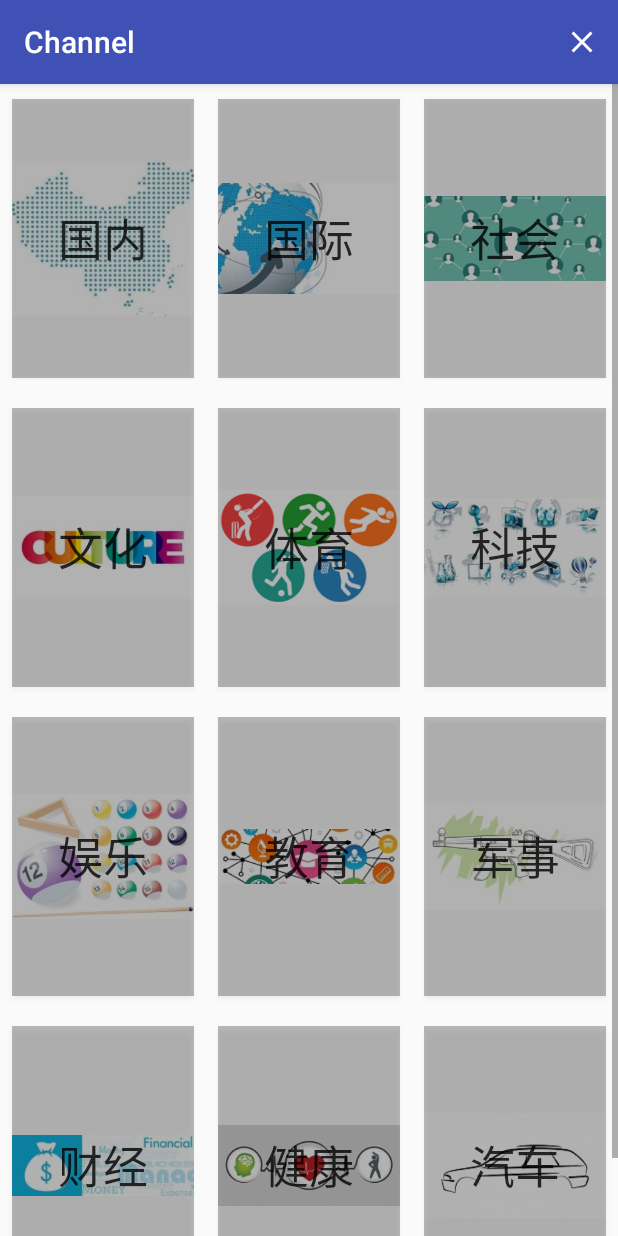
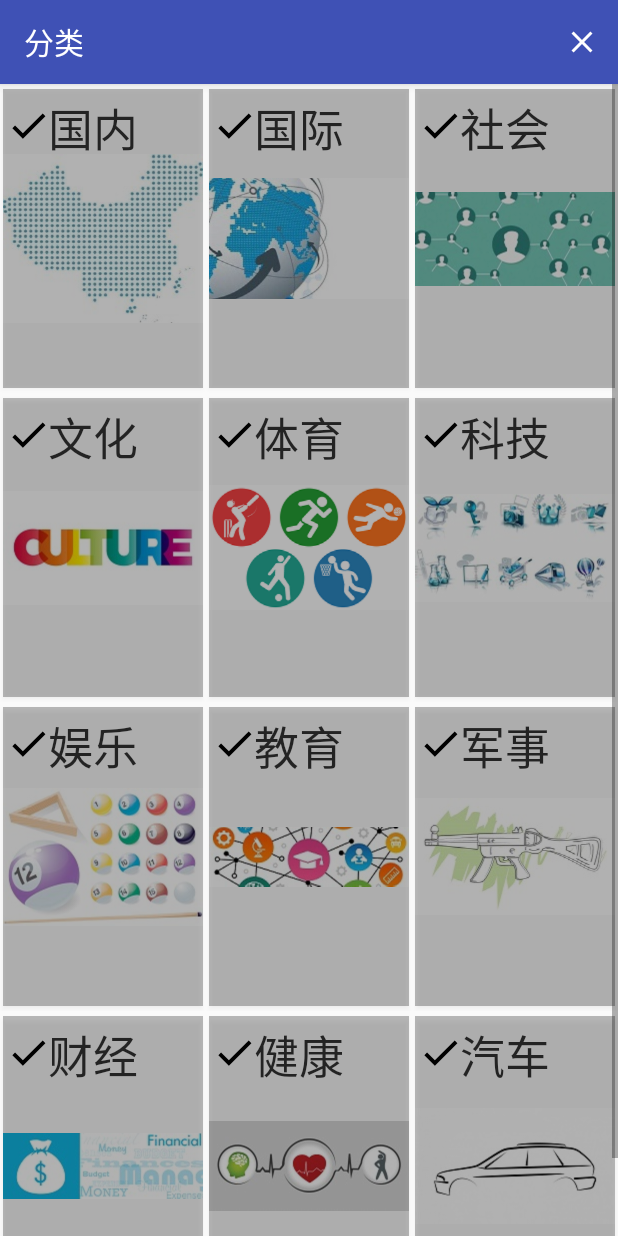
Before and after one commit to twd2/newsapp, an Android app: the CategoryActivity screen opened directly, with no data from a screen before it, on a phone screen of 412 x 824 dp. Run offline under Robolectric (Android 15) with nearby library versions, the phone set to English and light mode, and no system bars; network calls fail.

Commit message:
fix the bug of rotating screen

```diff
--- a/NewsApp/app/src/main/AndroidManifest.xml
+++ b/NewsApp/app/src/main/AndroidManifest.xml
@@ -43,7 +43,7 @@
             android:label="@string/title_activity_settings"></activity>
         <activity
             android:name=".CategoryActivity"
-            android:label="Channel"
+            android:label="分类"
              ></activity>
     </application>
 
--- a/NewsApp/app/src/main/java/com/java/a35/newsapp/CategoryActivity.java
+++ b/NewsApp/app/src/main/java/com/java/a35/newsapp/CategoryActivity.java
@@ -5,6 +5,7 @@ import android.os.Bundle;
 import java.util.*;
 
 import android.support.v4.content.res.ResourcesCompat;
+import android.util.Log;
 import android.view.KeyEvent;
 import android.view.Menu;
 import android.view.MenuItem;
@@ -17,6 +18,7 @@ import android.widget.TableLayout;
 import android.widget.TableRow;
 import android.util.DisplayMetrics;
 import android.view.ViewGroup.LayoutParams;
+import android.content.res.Configuration;
 
 
 /**
@@ -24,6 +26,7 @@ import android.view.ViewGroup.LayoutParams;
  */
 
 public class CategoryActivity extends AppCompatActivity {
+    RelativeLayout[] categories;
     @Override
     public void onCreate(Bundle savedInstanceState) {
         super.onCreate(savedInstanceState);
@@ -32,12 +35,19 @@ public class CategoryActivity extends AppCompatActivity {
         TableLayout categoryTableLayout = (TableLayout) findViewById(R.id.categoryTableLayout);
         int childCount = categoryTableLayout.getChildCount();
         int rowChildCount = ((TableRow)categoryTableLayout.getChildAt(0)).getChildCount();
+        categories = new RelativeLayout[childCount * rowChildCount];
 
 
         DisplayMetrics metrics = new DisplayMetrics();
         getWindowManager().getDefaultDisplay().getMetrics(metrics);
         int height = metrics.widthPixels;
         int width = metrics.heightPixels;
+        if(height > width)   //swap
+        {
+            int tmp = height;
+            height = width;
+            width = tmp;
+        }
         height = height * 2 / childCount;
         width /= rowChildCount;
 
@@ -51,6 +61,7 @@ public class CategoryActivity extends AppCompatActivity {
             RelativeLayout categoryItem = (RelativeLayout)((TableRow)categoryTableLayout
                     .getChildAt(counter / rowChildCount))
                     .getChildAt(counter % rowChildCount);
+            categories[counter] = categoryItem;
             LayoutParams params = categoryItem.getLayoutParams();
             params.height = height;
             params.width = width;
@@ -58,6 +69,7 @@ public class CategoryActivity extends AppCompatActivity {
 
             // get the button and set its color
             final Button button = (Button)categoryItem.getChildAt(1);
+            final ImageView flag = (ImageView)categoryItem.getChildAt(2);
             button.setText(entry.getKey().getName());
 
             // TODO (wuhaozhe): add shadow to button
@@ -69,11 +81,13 @@ public class CategoryActivity extends AppCompatActivity {
                         R.color.categoryEnabledColor, getTheme()));
                 button.setTextColor(ResourcesCompat.getColor(getResources(),
                         R.color.categoryEnabledTextColor, getTheme()));
+                flag.setVisibility(View.VISIBLE);
             } else {
                 button.setBackgroundColor(ResourcesCompat.getColor(getResources(),
                         R.color.categoryDisabledColor, getTheme()));
                 button.setTextColor(ResourcesCompat.getColor(getResources(),
                         R.color.categoryDisabledTextColor, getTheme()));
+                flag.setVisibility(View.INVISIBLE);
             }
 
             // set the click listener of button
@@ -86,11 +100,13 @@ public class CategoryActivity extends AppCompatActivity {
                                 R.color.categoryEnabledColor, getTheme()));
                         button.setTextColor(ResourcesCompat.getColor(getResources(),
                                 R.color.categoryEnabledTextColor, getTheme()));
+                        flag.setVisibility(View.VISIBLE);
                     } else {
                         button.setBackgroundColor(ResourcesCompat.getColor(getResources(),
                                 R.color.categoryDisabledColor, getTheme()));
                         button.setTextColor(ResourcesCompat.getColor(getResources(),
                                 R.color.categoryDisabledTextColor, getTheme()));
+                        flag.setVisibility(View.INVISIBLE);
                     }
                 }
             });
@@ -129,4 +145,5 @@ public class CategoryActivity extends AppCompatActivity {
         getMenuInflater().inflate(R.menu.menu_category, menu);
         return true;
     }
+
 }
--- /dev/null
+++ b/NewsApp/app/src/main/res/drawable/ic_check_black_24dp.xml
@@ -0,0 +1,9 @@
+<vector xmlns:android="http://schemas.android.com/apk/res/android"
+        android:width="24dp"
+        android:height="24dp"
+        android:viewportWidth="24.0"
+        android:viewportHeight="24.0">
+    <path
+        android:fillColor="#FF000000"
+        android:pathData="M9,16.17L4.83,12l-1.42,1.41L9,19 21,7l-1.41,-1.41z"/>
+</vector>
--- a/NewsApp/app/src/main/res/layout/category_item.xml
+++ b/NewsApp/app/src/main/res/layout/category_item.xml
@@ -1,6 +1,7 @@
 <?xml version="1.0" encoding="utf-8"?>
 <RelativeLayout
     xmlns:android="http://schemas.android.com/apk/res/android"
+    xmlns:app="http://schemas.android.com/apk/res-auto"
     android:layout_width="match_parent"
     android:layout_height="wrap_content"
     >
@@ -26,9 +27,22 @@
         android:layout_marginRight="@dimen/category_right_margin"
         android:layout_marginTop="@dimen/category_upper_margin"
         android:layout_marginBottom="@dimen/category_upper_margin"
-        android:text=""
+        android:text="国际"
         android:textSize="30dp"
         android:textColor="#cc000000"
+        android:gravity="top|left"
+        android:paddingTop="3dp"
+        android:paddingLeft="30dp"
         />
+    <ImageView
+        android:layout_width="30dp"
+        android:layout_height="30dp"
+        app:srcCompat="@drawable/ic_check_black_24dp"
+        android:elevation="10dp"
+        android:layout_alignTop="@+id/categoryImage"
+        android:layout_alignLeft="@+id/categoryImage"
+        android:layout_alignStart="@+id/categoryImage"
+        android:layout_marginTop="9dp"
+        android:layout_marginLeft="2dp"/>
 
 </RelativeLayout>
--- a/NewsApp/app/src/main/res/values/dimens.xml
+++ b/NewsApp/app/src/main/res/values/dimens.xml
@@ -6,7 +6,7 @@
     <dimen name="text_margin">16dp</dimen>
     <dimen name="category_height">35dp</dimen>
     <dimen name="category_item_height">100dp</dimen>
-    <dimen name="category_right_margin">8dp</dimen>
-    <dimen name="category_upper_margin">10dp</dimen>
+    <dimen name="category_right_margin">2dp</dimen>
+    <dimen name="category_upper_margin">3dp</dimen>
     <dimen name="tab_width">60dp</dimen>
 </resources>
```
Also changed, not shown: NewsApp/app/src/main/res/drawable/ic_add_black_24dp.xml (added, +9 -0 lines), NewsApp/app/src/main/res/drawable/ic_add_white_24dp.xml (added, +9 -0 lines), NewsApp/app/src/main/res/drawable/ic_remove_black_24dp.xml (added, +9 -0 lines), NewsApp/app/src/main/res/drawable/ic_remove_white_24dp.xml (added, +9 -0 lines).
